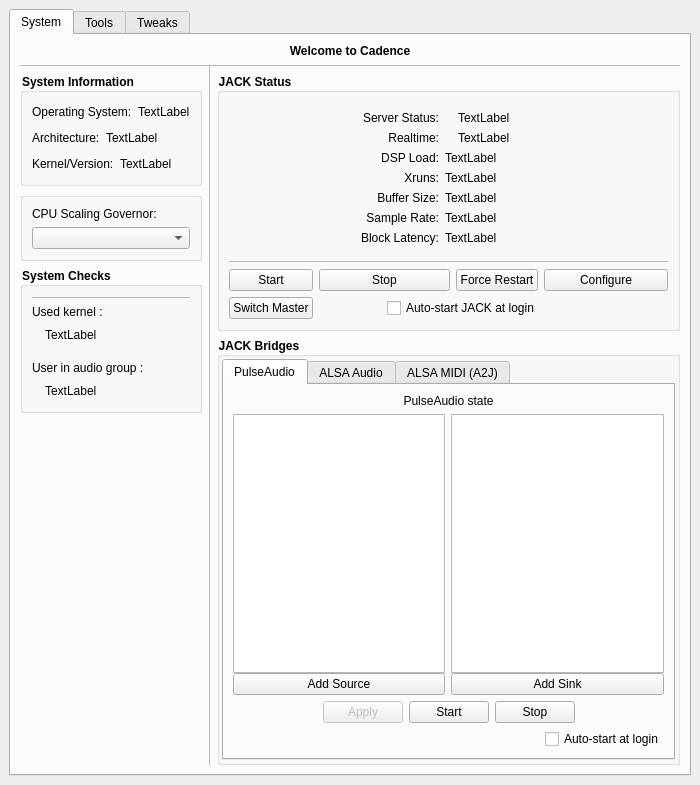
Old version of the form resources/ui/cadence.ui in the repository LADI/Cadence.
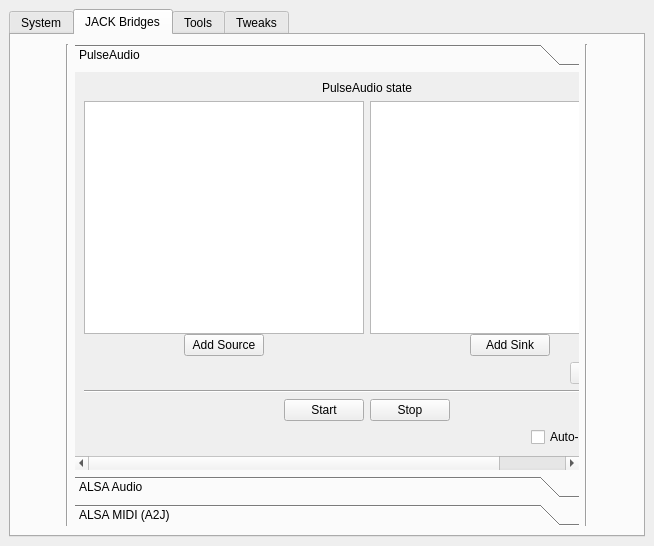
New version of the form. The open tabs and pages were chosen to show the change. Icons and pictures are not drawn. Custom widgets are drawn as their Qt base class.

Commit message: put jack bridges into a new tab because of space needed by pulseaudio channels

```diff
--- a/resources/ui/cadence.ui
+++ b/resources/ui/cadence.ui
@@ -6,8 +6,8 @@
    <rect>
     <x>0</x>
     <y>0</y>
-    <width>700</width>
-    <height>785</height>
+    <width>654</width>
+    <height>546</height>
    </rect>
   </property>
   <property name="windowTitle">
@@ -358,461 +358,17 @@
            </widget>
           </item>
           <item>
-           <widget class="QGroupBox" name="groupBox_bridges">
-            <property name="sizePolicy">
-             <sizepolicy hsizetype="Expanding" vsizetype="Minimum">
-              <horstretch>0</horstretch>
-              <verstretch>0</verstretch>
-             </sizepolicy>
+           <spacer name="verticalSpacer_4">
+            <property name="orientation">
+             <enum>Qt::Vertical</enum>
             </property>
-            <property name="styleSheet">
-             <string notr="true">QGroupBox{font-weight: bold}</string>
+            <property name="sizeHint" stdset="0">
+             <size>
+              <width>20</width>
+              <height>40</height>
+             </size>
             </property>
-            <property name="title">
-             <string>JACK Bridges</string>
-            </property>
-            <layout class="QVBoxLayout" name="verticalLayout_19">
-             <property name="leftMargin">
-              <number>2</number>
-             </property>
-             <property name="topMargin">
-              <number>2</number>
-             </property>
-             <property name="rightMargin">
-              <number>2</number>
-             </property>
-             <property name="bottomMargin">
-              <number>2</number>
-             </property>
-             <item>
-              <widget class="QTabWidget" name="tabWidgetBridges">
-               <property name="tabPosition">
-                <enum>QTabWidget::North</enum>
-               </property>
-               <property name="tabShape">
-                <enum>QTabWidget::Rounded</enum>
-               </property>
-               <property name="currentIndex">
-                <number>0</number>
-               </property>
-               <property name="elideMode">
-                <enum>Qt::ElideNone</enum>
-               </property>
-               <property name="tabBarAutoHide">
-                <bool>false</bool>
-               </property>
-               <widget class="QWidget" name="tabPulseAudio" native="true">
-                <attribute name="title">
-                 <string>PulseAudio</string>
-                </attribute>
-                <layout class="QVBoxLayout" name="verticalLayout_24">
-                 <item>
-                  <layout class="QVBoxLayout" name="verticalLayout_21">
-                   <item>
-                    <widget class="QLabel" name="label_bridge_pulse">
-                     <property name="text">
-                      <string>PulseAudio state</string>
-                     </property>
-                     <property name="alignment">
-                      <set>Qt::AlignCenter</set>
-                     </property>
-                    </widget>
-                   </item>
-                   <item>
-                    <layout class="QHBoxLayout" name="horizontalLayout_9">
-                     <item>
-                      <layout class="QVBoxLayout" name="verticalLayout_18">
-                       <property name="spacing">
-                        <number>0</number>
-                       </property>
-                       <item>
-                        <widget class="QListWidget" name="listWidgetPulseSources">
-                         <property name="sizePolicy">
-                          <sizepolicy hsizetype="Expanding" vsizetype="Expanding">
-                           <horstretch>0</horstretch>
-                           <verstretch>0</verstretch>
-                          </sizepolicy>
-                         </property>
-                         <property name="minimumSize">
-                          <size>
-                           <width>0</width>
-                           <height>50</height>
-                          </size>
-                         </property>
-                        </widget>
-                       </item>
-                       <item>
-                        <widget class="QPushButton" name="pushButtonAddPulseSource">
-                         <property name="text">
-                          <string>Add Source</string>
-                         </property>
-                         <property name="icon">
-                          <iconset theme="project_add"/>
-                         </property>
-                        </widget>
-                       </item>
-                      </layout>
-                     </item>
-                     <item>
-                      <layout class="QVBoxLayout" name="verticalLayout_20">
-                       <property name="spacing">
-                        <number>0</number>
-                       </property>
-                       <item>
-                        <widget class="QListWidget" name="listWidgetPulseSinks">
-                         <property name="sizePolicy">
-                          <sizepolicy hsizetype="Expanding" vsizetype="Expanding">
-                           <horstretch>0</horstretch>
-                           <verstretch>0</verstretch>
-                          </sizepolicy>
-                         </property>
-                         <property name="minimumSize">
-                          <size>
-                           <width>0</width>
-                           <height>100</height>
-                          </size>
-                         </property>
-                        </widget>
-                       </item>
-                       <item>
-                        <widget class="QPushButton" name="pushButtonAddPulseSink">
-                         <property name="text">
-                          <string>Add Sink</string>
-                         </property>
-                         <property name="icon">
-                          <iconset theme="project_add"/>
-                         </property>
-                        </widget>
-                       </item>
-                      </layout>
-                     </item>
-                    </layout>
-                   </item>
-                   <item>
-                    <layout class="QHBoxLayout" name="horizontalLayout_17">
-                     <item>
-                      <spacer name="horizontalSpacer_7">
-                       <property name="orientation">
-                        <enum>Qt::Horizontal</enum>
-                       </property>
-                       <property name="sizeHint" stdset="0">
-                        <size>
-                         <width>40</width>
-                         <height>20</height>
-                        </size>
-                       </property>
-                      </spacer>
-                     </item>
-                     <item>
-                      <widget class="QPushButton" name="b_pulse_apply">
-                       <property name="enabled">
-                        <bool>false</bool>
-                       </property>
-                       <property name="text">
-                        <string>Apply</string>
-                       </property>
-                       <property name="icon">
-                        <iconset theme="dialog-ok"/>
-                       </property>
-                      </widget>
-                     </item>
-                     <item>
-                      <widget class="QPushButton" name="b_pulse_start">
-                       <property name="text">
-                        <string>Start</string>
-                       </property>
-                       <property name="icon">
-                        <iconset theme="media-playback-start"/>
-                       </property>
-                      </widget>
-                     </item>
-                     <item>
-                      <widget class="QPushButton" name="b_pulse_stop">
-                       <property name="text">
-                        <string>Stop</string>
-                       </property>
-                       <property name="icon">
-                        <iconset theme="media-playback-stop"/>
-                       </property>
-                      </widget>
-                     </item>
-                     <item>
-                      <spacer name="horizontalSpacer_8">
-                       <property name="orientation">
-                        <enum>Qt::Horizontal</enum>
-                       </property>
-                       <property name="sizeHint" stdset="0">
-                        <size>
-                         <width>40</width>
-                         <height>20</height>
-                        </size>
-                       </property>
-                      </spacer>
-                     </item>
-                    </layout>
-                   </item>
-                   <item>
-                    <layout class="QHBoxLayout" name="horizontalLayout_12">
-                     <item>
-                      <spacer name="horizontalSpacer_15">
-                       <property name="orientation">
-                        <enum>Qt::Horizontal</enum>
-                       </property>
-                       <property name="sizeHint" stdset="0">
-                        <size>
-                         <width>40</width>
-                         <height>20</height>
-                        </size>
-                       </property>
-                      </spacer>
-                     </item>
-                     <item>
-                      <widget class="QCheckBox" name="cb_pulse_autostart">
-                       <property name="text">
-                        <string>Auto-start at login</string>
-                       </property>
-                      </widget>
-                     </item>
-                    </layout>
-                   </item>
-                  </layout>
-                 </item>
-                </layout>
-               </widget>
-               <widget class="QWidget" name="tabWidgetBridgesPage2" native="true">
-                <attribute name="title">
-                 <string>ALSA Audio</string>
-                </attribute>
-                <layout class="QVBoxLayout" name="verticalLayout_25">
-                 <item>
-                  <spacer name="verticalSpacer_12">
-                   <property name="orientation">
-                    <enum>Qt::Vertical</enum>
-                   </property>
-                   <property name="sizeHint" stdset="0">
-                    <size>
-                     <width>20</width>
-                     <height>40</height>
-                    </size>
-                   </property>
-                  </spacer>
-                 </item>
-                 <item>
-                  <widget class="QLabel" name="label_bridge_alsa">
-                   <property name="text">
-                    <string>No bridge in use</string>
-                   </property>
-                   <property name="alignment">
-                    <set>Qt::AlignCenter</set>
-                   </property>
-                  </widget>
-                 </item>
-                 <item>
-                  <layout class="QHBoxLayout" name="horizontalLayout_8">
-                   <item>
-                    <spacer name="horizontalSpacer_5">
-                     <property name="orientation">
-                      <enum>Qt::Horizontal</enum>
-                     </property>
-                     <property name="sizeType">
-                      <enum>QSizePolicy::Fixed</enum>
-                     </property>
-                     <property name="sizeHint" stdset="0">
-                      <size>
-                       <width>10</width>
-                       <height>20</height>
-                      </size>
-                     </property>
-                    </spacer>
-                   </item>
-                   <item>
-                    <widget class="QPushButton" name="b_alsa_start">
-                     <property name="text">
-                      <string>Start</string>
-                     </property>
-                    </widget>
-                   </item>
-                   <item>
-                    <widget class="QPushButton" name="b_alsa_stop">
-                     <property name="text">
-                      <string>Stop</string>
-                     </property>
-                    </widget>
-                   </item>
-                   <item>
-                    <spacer name="horizontalSpacer_6">
-                     <property name="orientation">
-                      <enum>Qt::Horizontal</enum>
-                     </property>
-                     <property name="sizeType">
-                      <enum>QSizePolicy::Fixed</enum>
-                     </property>
-                     <property name="sizeHint" stdset="0">
-                      <size>
-                       <width>10</width>
-                       <height>20</height>
-                      </size>
-                     </property>
-                    </spacer>
-                   </item>
-                  </layout>
-                 </item>
-                 <item>
-                  <layout class="QHBoxLayout" name="horizontalLayout_7">
-                   <item>
-                    <widget class="QLabel" name="label">
-                     <property name="text">
-                      <string>Bridge Type:</string>
-                     </property>
-                     <property name="alignment">
-                      <set>Qt::AlignRight|Qt::AlignTrailing|Qt::AlignVCenter</set>
-                     </property>
-                    </widget>
-                   </item>
-                   <item>
-                    <widget class="QComboBox" name="cb_alsa_type">
-                     <item>
-                      <property name="text">
-                       <string>(None)</string>
-                      </property>
-                     </item>
-                     <item>
-                      <property name="text">
-                       <string>ALSA -&gt; Loop -&gt; JACK</string>
-                      </property>
-                     </item>
-                     <item>
-                      <property name="text">
-                       <string>ALSA -&gt; JACK (Plugin)</string>
-                      </property>
-                     </item>
-                     <item>
-                      <property name="text">
-                       <string>ALSA -&gt; PulseAudio -&gt; JACK (Plugin)</string>
-                      </property>
-                     </item>
-                    </widget>
-                   </item>
-                   <item>
-                    <widget class="QToolButton" name="tb_alsa_options">
-                     <property name="text">
-                      <string>...</string>
-                     </property>
-                    </widget>
-                   </item>
-                  </layout>
-                 </item>
-                 <item>
-                  <spacer name="verticalSpacer_13">
-                   <property name="orientation">
-                    <enum>Qt::Vertical</enum>
-                   </property>
-                   <property name="sizeHint" stdset="0">
-                    <size>
-                     <width>20</width>
-                     <height>40</height>
-                    </size>
-                   </property>
-                  </spacer>
-                 </item>
-                </layout>
-               </widget>
-               <widget class="QWidget" name="tabWidgetBridgesPage3" native="true">
-                <attribute name="title">
-                 <string>ALSA MIDI (A2J)</string>
-                </attribute>
-                <layout class="QVBoxLayout" name="verticalLayout_26">
-                 <item>
-                  <spacer name="verticalSpacer_16">
-                   <property name="orientation">
-                    <enum>Qt::Vertical</enum>
-                   </property>
-                   <property name="sizeHint" stdset="0">
-                    <size>
-                     <width>20</width>
-                     <height>40</height>
-                    </size>
-                   </property>
-                  </spacer>
-                 </item>
-                 <item>
-                  <widget class="QLabel" name="label_bridge_a2j">
-                   <property name="text">
-                    <string>ALSA MIDI State</string>
-                   </property>
-                   <property name="alignment">
-                    <set>Qt::AlignCenter</set>
-                   </property>
-                  </widget>
-                 </item>
-                 <item>
-                  <layout class="QHBoxLayout" name="horizontalLayout_25">
-                   <item>
-                    <widget class="QPushButton" name="b_a2j_start">
-                     <property name="text">
-                      <string>Start</string>
-                     </property>
-                    </widget>
-                   </item>
-                   <item>
-                    <widget class="QPushButton" name="b_a2j_stop">
-                     <property name="text">
-                      <string>Stop</string>
-                     </property>
-                    </widget>
-                   </item>
-                  </layout>
-                 </item>
-                 <item>
-                  <layout class="QHBoxLayout" name="horizontalLayout_11">
-                   <item>
-                    <spacer name="horizontalSpacer_14">
-                     <property name="orientation">
-                      <enum>Qt::Horizontal</enum>
-                     </property>
-                     <property name="sizeHint" stdset="0">
-                      <size>
-                       <width>40</width>
-                       <height>20</height>
-                      </size>
-                     </property>
-                    </spacer>
-                   </item>
-                   <item>
-                    <widget class="QCheckBox" name="cb_a2j_autoexport">
-                     <property name="text">
-                      <string>Export hardware ports</string>
-                     </property>
-                    </widget>
-                   </item>
-                   <item>
-                    <widget class="QCheckBox" name="cb_a2j_autostart">
-                     <property name="text">
-                      <string>Start with Jack</string>
-                     </property>
-                    </widget>
-                   </item>
-                  </layout>
-                 </item>
-                 <item>
-                  <spacer name="verticalSpacer_17">
-                   <property name="orientation">
-                    <enum>Qt::Vertical</enum>
-                   </property>
-                   <property name="sizeHint" stdset="0">
-                    <size>
-                     <width>20</width>
-                     <height>40</height>
-                    </size>
-                   </property>
-                  </spacer>
-                 </item>
-                </layout>
-               </widget>
-              </widget>
-             </item>
-            </layout>
-           </widget>
+           </spacer>
           </item>
          </layout>
         </item>
@@ -1173,6 +729,572 @@
         </item>
        </layout>
       </widget>
+      <widget class="QWidget" name="tab">
+       <attribute name="title">
+        <string>JACK Bridges</string>
+       </attribute>
+       <layout class="QHBoxLayout" name="horizontalLayout_7">
+        <item>
+         <spacer name="horizontalSpacer_14">
+          <property name="orientation">
+           <enum>Qt::Horizontal</enum>
+          </property>
+          <property name="sizeHint" stdset="0">
+           <size>
+            <width>40</width>
+            <height>20</height>
+           </size>
+          </property>
+         </spacer>
+        </item>
+        <item>
+         <widget class="Line" name="line_6">
+          <property name="orientation">
+           <enum>Qt::Vertical</enum>
+          </property>
+         </widget>
+        </item>
+        <item>
+         <widget class="QToolBox" name="toolBoxBridges">
+          <widget class="QWidget" name="toolBoxBridgesPage1" native="true">
+           <attribute name="label">
+            <string>PulseAudio</string>
+           </attribute>
+           <layout class="QVBoxLayout" name="verticalLayout_20">
+            <item>
+             <widget class="QLabel" name="label_bridge_pulse">
+              <property name="text">
+               <string>PulseAudio state</string>
+              </property>
+              <property name="alignment">
+               <set>Qt::AlignCenter</set>
+              </property>
+             </widget>
+            </item>
+            <item>
+             <layout class="QVBoxLayout" name="verticalLayout_28">
+              <item>
+               <layout class="QHBoxLayout" name="horizontalLayout_10">
+                <item>
+                 <layout class="QVBoxLayout" name="verticalLayout_29">
+                  <property name="spacing">
+                   <number>0</number>
+                  </property>
+                  <item>
+                   <widget class="QListWidget" name="listWidgetPulseSources">
+                    <property name="sizePolicy">
+                     <sizepolicy hsizetype="Expanding" vsizetype="Expanding">
+                      <horstretch>0</horstretch>
+                      <verstretch>0</verstretch>
+                     </sizepolicy>
+                    </property>
+                    <property name="minimumSize">
+                     <size>
+                      <width>280</width>
+                      <height>50</height>
+                     </size>
+                    </property>
+                   </widget>
+                  </item>
+                  <item>
+                   <layout class="QHBoxLayout" name="horizontalLayout_8">
+                    <item>
+                     <spacer name="horizontalSpacer_6">
+                      <property name="orientation">
+                       <enum>Qt::Horizontal</enum>
+                      </property>
+                      <property name="sizeHint" stdset="0">
+                       <size>
+                        <width>40</width>
+                        <height>20</height>
+                       </size>
+                      </property>
+                     </spacer>
+                    </item>
+                    <item>
+                     <widget class="QPushButton" name="pushButtonAddPulseSource">
+                      <property name="sizePolicy">
+                       <sizepolicy hsizetype="Minimum" vsizetype="Fixed">
+                        <horstretch>0</horstretch>
+                        <verstretch>0</verstretch>
+                       </sizepolicy>
+                      </property>
+                      <property name="text">
+                       <string>Add Source</string>
+                      </property>
+                      <property name="icon">
+                       <iconset theme="project_add">
+                        <normaloff>.</normaloff>.</iconset>
+                      </property>
+                     </widget>
+                    </item>
+                    <item>
+                     <spacer name="horizontalSpacer_5">
+                      <property name="orientation">
+                       <enum>Qt::Horizontal</enum>
+                      </property>
+                      <property name="sizeHint" stdset="0">
+                       <size>
+                        <width>40</width>
+                        <height>20</height>
+                       </size>
+                      </property>
+                     </spacer>
+                    </item>
+                   </layout>
+                  </item>
+                 </layout>
+                </item>
+                <item>
+                 <layout class="QVBoxLayout" name="verticalLayout_30">
+                  <property name="spacing">
+                   <number>0</number>
+                  </property>
+                  <item>
+                   <widget class="QListWidget" name="listWidgetPulseSinks">
+                    <property name="sizePolicy">
+                     <sizepolicy hsizetype="Expanding" vsizetype="Expanding">
+                      <horstretch>0</horstretch>
+                      <verstretch>0</verstretch>
+                     </sizepolicy>
+                    </property>
+                    <property name="minimumSize">
+                     <size>
+                      <width>280</width>
+                      <height>0</height>
+                     </size>
+                    </property>
+                   </widget>
+                  </item>
+                  <item>
+                   <layout class="QHBoxLayout" name="horizontalLayout_9">
+                    <item>
+                     <spacer name="horizontalSpacer_7">
+                      <property name="orientation">
+                       <enum>Qt::Horizontal</enum>
+                      </property>
+                      <property name="sizeHint" stdset="0">
+                       <size>
+                        <width>40</width>
+                        <height>20</height>
+                       </size>
+                      </property>
+                     </spacer>
+                    </item>
+                    <item>
+                     <widget class="QPushButton" name="pushButtonAddPulseSink">
+                      <property name="sizePolicy">
+                       <sizepolicy hsizetype="Fixed" vsizetype="Fixed">
+                        <horstretch>0</horstretch>
+                        <verstretch>0</verstretch>
+                       </sizepolicy>
+                      </property>
+                      <property name="text">
+                       <string>Add Sink</string>
+                      </property>
+                      <property name="icon">
+                       <iconset theme="project_add">
+                        <normaloff>.</normaloff>.</iconset>
+                      </property>
+                     </widget>
+                    </item>
+                    <item>
+                     <spacer name="horizontalSpacer_8">
+                      <property name="orientation">
+                       <enum>Qt::Horizontal</enum>
+                      </property>
+                      <property name="sizeHint" stdset="0">
+                       <size>
+                        <width>40</width>
+                        <height>20</height>
+                       </size>
+                      </property>
+                     </spacer>
+                    </item>
+                   </layout>
+                  </item>
+                 </layout>
+                </item>
+               </layout>
+              </item>
+              <item>
+               <layout class="QHBoxLayout" name="horizontalLayout_17">
+                <item>
+                 <spacer name="horizontalSpacer_25">
+                  <property name="orientation">
+                   <enum>Qt::Horizontal</enum>
+                  </property>
+                  <property name="sizeHint" stdset="0">
+                   <size>
+                    <width>40</width>
+                    <height>20</height>
+                   </size>
+                  </property>
+                 </spacer>
+                </item>
+                <item>
+                 <widget class="QPushButton" name="b_pulse_apply">
+                  <property name="enabled">
+                   <bool>false</bool>
+                  </property>
+                  <property name="sizePolicy">
+                   <sizepolicy hsizetype="Fixed" vsizetype="Fixed">
+                    <horstretch>0</horstretch>
+                    <verstretch>0</verstretch>
+                   </sizepolicy>
+                  </property>
+                  <property name="text">
+                   <string>Apply</string>
+                  </property>
+                  <property name="icon">
+                   <iconset theme="dialog-ok">
+                    <normaloff>.</normaloff>.</iconset>
+                  </property>
+                 </widget>
+                </item>
+               </layout>
+              </item>
+              <item>
+               <widget class="Line" name="line_5">
+                <property name="orientation">
+                 <enum>Qt::Horizontal</enum>
+                </property>
+               </widget>
+              </item>
+              <item>
+               <layout class="QHBoxLayout" name="horizontalLayout_24">
+                <item>
+                 <spacer name="horizontalSpacer_9">
+                  <property name="orientation">
+                   <enum>Qt::Horizontal</enum>
+                  </property>
+                  <property name="sizeHint" stdset="0">
+                   <size>
+                    <width>40</width>
+                    <height>20</height>
+                   </size>
+                  </property>
+                 </spacer>
+                </item>
+                <item>
+                 <widget class="QPushButton" name="b_pulse_start">
+                  <property name="text">
+                   <string>Start</string>
+                  </property>
+                  <property name="icon">
+                   <iconset theme="media-playback-start">
+                    <normaloff>.</normaloff>.</iconset>
+                  </property>
+                 </widget>
+                </item>
+                <item>
+                 <widget class="QPushButton" name="b_pulse_stop">
+                  <property name="text">
+                   <string>Stop</string>
+                  </property>
+                  <property name="icon">
+                   <iconset theme="media-playback-stop">
+                    <normaloff>.</normaloff>.</iconset>
+                  </property>
+                 </widget>
+                </item>
+                <item>
+                 <spacer name="horizontalSpacer_13">
+                  <property name="orientation">
+                   <enum>Qt::Horizontal</enum>
+                  </property>
+                  <property name="sizeHint" stdset="0">
+                   <size>
+                    <width>40</width>
+                    <height>20</height>
+                   </size>
+                  </property>
+                 </spacer>
+                </item>
+               </layout>
+              </item>
+              <item>
+               <layout class="QHBoxLayout" name="horizontalLayout_26">
+                <item>
+                 <spacer name="horizontalSpacer_21">
+                  <property name="orientation">
+                   <enum>Qt::Horizontal</enum>
+                  </property>
+                  <property name="sizeHint" stdset="0">
+                   <size>
+                    <width>40</width>
+                    <height>20</height>
+                   </size>
+                  </property>
+                 </spacer>
+                </item>
+                <item>
+                 <widget class="QCheckBox" name="cb_pulse_autostart">
+                  <property name="text">
+                   <string>Auto-start at login</string>
+                  </property>
+                 </widget>
+                </item>
+               </layout>
+              </item>
+             </layout>
+            </item>
+           </layout>
+          </widget>
+          <widget class="QWidget" name="toolBoxBridgesPage2" native="true">
+           <attribute name="label">
+            <string>ALSA Audio</string>
+           </attribute>
+           <layout class="QVBoxLayout" name="verticalLayout_19">
+            <item>
+             <spacer name="verticalSpacer_14">
+              <property name="orientation">
+               <enum>Qt::Vertical</enum>
+              </property>
+              <property name="sizeHint" stdset="0">
+               <size>
+                <width>20</width>
+                <height>40</height>
+               </size>
+              </property>
+             </spacer>
+            </item>
+            <item>
+             <widget class="QLabel" name="label_bridge_alsa">
+              <property name="text">
+               <string>No bridge in use</string>
+              </property>
+              <property name="alignment">
+               <set>Qt::AlignCenter</set>
+              </property>
+             </widget>
+            </item>
+            <item>
+             <layout class="QHBoxLayout" name="horizontalLayout_27">
+              <item>
+               <spacer name="horizontalSpacer_22">
+                <property name="orientation">
+                 <enum>Qt::Horizontal</enum>
+                </property>
+                <property name="sizeType">
+                 <enum>QSizePolicy::Fixed</enum>
+                </property>
+                <property name="sizeHint" stdset="0">
+                 <size>
+                  <width>10</width>
+                  <height>20</height>
+                 </size>
+                </property>
+               </spacer>
+              </item>
+              <item>
+               <widget class="QPushButton" name="b_alsa_start">
+                <property name="text">
+                 <string>Start</string>
+                </property>
+               </widget>
+              </item>
+              <item>
+               <widget class="QPushButton" name="b_alsa_stop">
+                <property name="text">
+                 <string>Stop</string>
+                </property>
+               </widget>
+              </item>
+              <item>
+               <spacer name="horizontalSpacer_23">
+                <property name="orientation">
+                 <enum>Qt::Horizontal</enum>
+                </property>
+                <property name="sizeType">
+                 <enum>QSizePolicy::Fixed</enum>
+                </property>
+                <property name="sizeHint" stdset="0">
+                 <size>
+                  <width>10</width>
+                  <height>20</height>
+                 </size>
+                </property>
+               </spacer>
+              </item>
+             </layout>
+            </item>
+            <item>
+             <layout class="QHBoxLayout" name="horizontalLayout_28">
+              <item>
+               <widget class="QLabel" name="label_4">
+                <property name="text">
+                 <string>Bridge Type:</string>
+                </property>
+                <property name="alignment">
+                 <set>Qt::AlignRight|Qt::AlignTrailing|Qt::AlignVCenter</set>
+                </property>
+               </widget>
+              </item>
+              <item>
+               <widget class="QComboBox" name="cb_alsa_type">
+                <item>
+                 <property name="text">
+                  <string>(None)</string>
+                 </property>
+                </item>
+                <item>
+                 <property name="text">
+                  <string>ALSA -&gt; Loop -&gt; JACK</string>
+                 </property>
+                </item>
+                <item>
+                 <property name="text">
+                  <string>ALSA -&gt; JACK (Plugin)</string>
+                 </property>
+                </item>
+                <item>
+                 <property name="text">
+                  <string>ALSA -&gt; PulseAudio -&gt; JACK (Plugin)</string>
+                 </property>
+                </item>
+               </widget>
+              </item>
+              <item>
+               <widget class="QToolButton" name="tb_alsa_options">
+                <property name="text">
+                 <string>...</string>
+                </property>
+               </widget>
+              </item>
+             </layout>
+            </item>
+            <item>
+             <spacer name="verticalSpacer_16">
+              <property name="orientation">
+               <enum>Qt::Vertical</enum>
+              </property>
+              <property name="sizeHint" stdset="0">
+               <size>
+                <width>20</width>
+                <height>40</height>
+               </size>
+              </property>
+             </spacer>
+            </item>
+           </layout>
+          </widget>
+          <widget class="QWidget" name="toolBoxBridgesPage3" native="true">
+           <attribute name="label">
+            <string>ALSA MIDI (A2J)</string>
+           </attribute>
+           <layout class="QVBoxLayout" name="verticalLayout_18">
+            <item>
+             <spacer name="verticalSpacer_13">
+              <property name="orientation">
+               <enum>Qt::Vertical</enum>
+              </property>
+              <property name="sizeHint" stdset="0">
+               <size>
+                <width>20</width>
+                <height>40</height>
+               </size>
+              </property>
+             </spacer>
+            </item>
+            <item>
+             <widget class="QLabel" name="label_bridge_a2j">
+              <property name="text">
+               <string>ALSA MIDI State</string>
+              </property>
+              <property name="alignment">
+               <set>Qt::AlignCenter</set>
+              </property>
+             </widget>
+            </item>
+            <item>
+             <layout class="QHBoxLayout" name="horizontalLayout_29">
+              <item>
+               <widget class="QPushButton" name="b_a2j_start">
+                <property name="text">
+                 <string>Start</string>
+                </property>
+               </widget>
+              </item>
+              <item>
+               <widget class="QPushButton" name="b_a2j_stop">
+                <property name="text">
+                 <string>Stop</string>
+                </property>
+               </widget>
+              </item>
+             </layout>
+            </item>
+            <item>
+             <layout class="QHBoxLayout" name="horizontalLayout_30">
+              <item>
+               <spacer name="horizontalSpacer_24">
+                <property name="orientation">
+                 <enum>Qt::Horizontal</enum>
+                </property>
+                <property name="sizeHint" stdset="0">
+                 <size>
+                  <width>40</width>
+                  <height>20</height>
+                 </size>
+                </property>
+               </spacer>
+              </item>
+              <item>
+               <widget class="QCheckBox" name="cb_a2j_autoexport">
+                <property name="text">
+                 <string>Export hardware ports</string>
+                </property>
+               </widget>
+              </item>
+              <item>
+               <widget class="QCheckBox" name="cb_a2j_autostart">
+                <property name="text">
+                 <string>Start with Jack</string>
+                </property>
+               </widget>
+              </item>
+             </layout>
+            </item>
+            <item>
+             <spacer name="verticalSpacer_12">
+              <property name="orientation">
+               <enum>Qt::Vertical</enum>
+              </property>
+              <property name="sizeHint" stdset="0">
+               <size>
+                <width>20</width>
+                <height>40</height>
+               </size>
+              </property>
+             </spacer>
+            </item>
+           </layout>
+          </widget>
+         </widget>
+        </item>
+        <item>
+         <widget class="Line" name="line_7">
+          <property name="orientation">
+           <enum>Qt::Vertical</enum>
+          </property>
+         </widget>
+        </item>
+        <item>
+         <spacer name="horizontalSpacer_15">
+          <property name="orientation">
+           <enum>Qt::Horizontal</enum>
+          </property>
+          <property name="sizeHint" stdset="0">
+           <size>
+            <width>40</width>
+            <height>20</height>
+           </size>
+          </property>
+         </spacer>
+        </item>
+       </layout>
+      </widget>
       <widget class="QWidget" name="tab_tools">
        <attribute name="title">
         <string>Tools</string>
```
Left out of the diff: 4 changed lines with no effect on the pictures. The commit also changes 5 other files.
